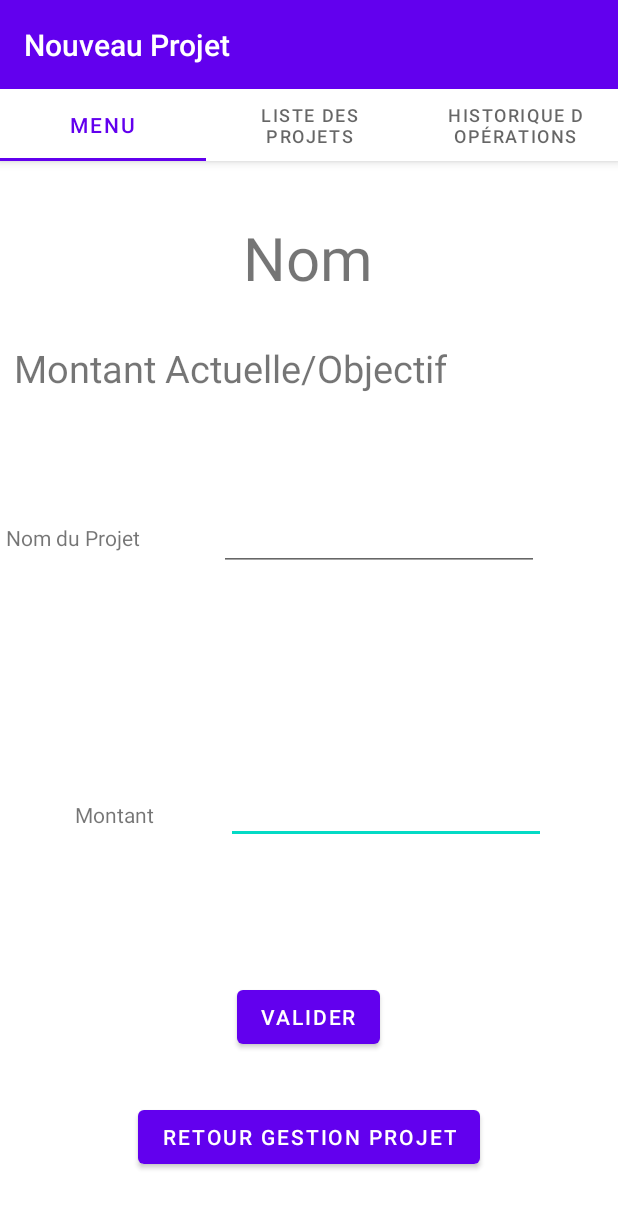
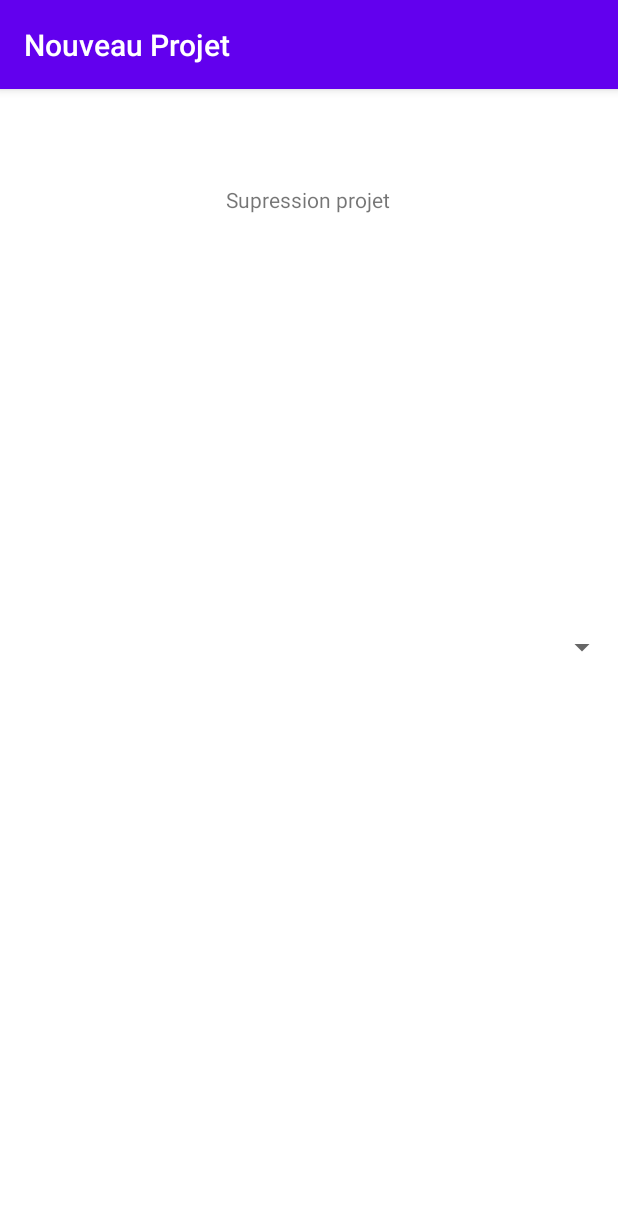
Before and after one commit to 777Leinad77/my-piggy-bank, an Android app: the GestionProjet screen opened directly, with no data from a screen before it, on a phone screen of 412 x 824 dp. Shown: the top 1208 px of the screen. Run offline under Robolectric (Android 15) with nearby library versions, the phone set to English and light mode, and no system bars; 2 statements that could not run were skipped.

Commit message:
vouveux projet

```diff
--- a/ProjetBudget/app/src/main/AndroidManifest.xml
+++ b/ProjetBudget/app/src/main/AndroidManifest.xml
@@ -16,7 +16,7 @@
             android:name=".projet.ProjetModif"
             android:exported="false" />
         <activity
-            android:name=".depense.OperationInfo"
+            android:name=".operation.OperationInfo"
             android:exported="false" />
         <activity
             android:name=".projet.ProjetInfo"
--- a/ProjetBudget/app/src/main/java/com/example/projetbudget/activity/GestionDepense.java
+++ b/ProjetBudget/app/src/main/java/com/example/projetbudget/activity/GestionDepense.java
@@ -5,19 +5,18 @@ import android.os.Bundle;
 import androidx.appcompat.app.AppCompatActivity;
 import androidx.viewpager.widget.ViewPager;
 
-import com.example.projetbudget.databinding.GestionDepenseBinding;
-import com.example.projetbudget.depense.SectionsPagerGestionDepense;
-import com.google.android.material.tabs.TabLayout;
+import com.example.projetbudget.databinding.GestionOperationBinding;
+import com.example.projetbudget.operation.SectionsPagerGestionDepense;
 
 public class GestionDepense extends AppCompatActivity {
 
-    private GestionDepenseBinding binding3;
+    private GestionOperationBinding binding3;
 
     @Override
     protected void onCreate(Bundle savedInstanceState) {
         super.onCreate(savedInstanceState);
 
-        binding3 = GestionDepenseBinding.inflate(getLayoutInflater());
+        binding3 = GestionOperationBinding.inflate(getLayoutInflater());
         setContentView(binding3.getRoot());
 
         SectionsPagerGestionDepense SectionsPagerGestionDepense = new SectionsPagerGestionDepense(this, getSupportFragmentManager());
--- a/ProjetBudget/app/src/main/java/com/example/projetbudget/depense/GainDepense.java
+++ b/ProjetBudget/app/src/main/java/com/example/projetbudget/operation/GainDepense.java
@@ -1,4 +1,4 @@
-package com.example.projetbudget.depense;
+package com.example.projetbudget.operation;
 
 import android.content.Intent;
 import android.os.Bundle;
--- a/ProjetBudget/app/src/main/java/com/example/projetbudget/depense/OperationInfo.java
+++ b/ProjetBudget/app/src/main/java/com/example/projetbudget/operation/OperationInfo.java
@@ -1,4 +1,4 @@
-package com.example.projetbudget.depense;
+package com.example.projetbudget.operation;
 
 import androidx.appcompat.app.AppCompatActivity;
 
--- a/ProjetBudget/app/src/main/java/com/example/projetbudget/depense/SectionsPagerGestionDepense.java
+++ b/ProjetBudget/app/src/main/java/com/example/projetbudget/operation/SectionsPagerGestionDepense.java
@@ -1,4 +1,4 @@
-package com.example.projetbudget.depense;
+package com.example.projetbudget.operation;
 
 import android.content.Context;
 
--- a/ProjetBudget/app/src/main/java/com/example/projetbudget/projet/CreationProjetBiss.java
+++ /dev/null
@@ -1,79 +0,0 @@
-package com.example.projetbudget.projet;
-
-import android.content.Intent;
-import android.os.Bundle;
-import android.view.LayoutInflater;
-import android.view.View;
-import android.view.ViewGroup;
-import android.widget.Button;
-import android.widget.TextView;
-
-import androidx.annotation.NonNull;
-import androidx.fragment.app.Fragment;
-
-import com.example.projetbudget.R;
-import com.example.projetbudget.databinding.CreationProjetBinding;
-
-
-/**
- * A placeholder fragment containing a simple view.
- */
-public class CreationProjetBiss extends Fragment {
-
-    private static final String ARG_SECTION_NUMBER = "section_number";
-
-    private CreationProjetBinding binding;
-    Intent intent;
-    TextView nom, actuelle, objectif;
-    Button cp;
-
-    public static CreationProjetBiss newInstance(int index) {
-        CreationProjetBiss fragment = new CreationProjetBiss();
-        Bundle bundle = new Bundle();
-        bundle.putInt(ARG_SECTION_NUMBER, index);
-        fragment.setArguments(bundle);
-        return fragment;
-    }
-
-    @Override
-    public View onCreateView(
-            @NonNull LayoutInflater inflater, ViewGroup container,
-            Bundle savedInstanceState) {
-
-        intent = new Intent(getContext(), com.example.projetbudget.ui.main.PlaceholderFragment1.class);
-        View rootView = inflater.inflate(R.layout.creation_projet, container, false);
-
-        /*nom = rootView.findViewById(R.id.TVNomProjBiss);
-        actuelle = rootView.findViewById(R.id.TVMontActuProjBiss);
-        objectif = rootView.findViewById(R.id.TVObjectProjBiss);*/
-
-        cp = rootView.findViewById(R.id.gd);
-        cp.setOnClickListener(new View.OnClickListener() {
-            @Override
-            public void onClick(View v) {
-                if (v == cp) {
-                    startActivity(intent);
-                }
-            }
-
-        });
-
-        return rootView;
-    }
-
-    /*private void getData() {
-        if (getIntent().hasExtra("data1") && getIntent().hasExtra("data2") && getIntent().hasExtra("data3")){
-
-        }
-    }
-
-    private  void setData() {
-
-    }*/
-
-    @Override
-    public void onDestroyView() {
-        super.onDestroyView();
-        binding = null;
-    }
-}
--- a/ProjetBudget/app/src/main/java/com/example/projetbudget/projet/SectionsPagerGestionProjet.java
+++ b/ProjetBudget/app/src/main/java/com/example/projetbudget/projet/SectionsPagerGestionProjet.java
@@ -26,12 +26,9 @@ public class SectionsPagerGestionProjet extends FragmentPagerAdapter {
     public Fragment getItem(int position) {
         // getItem is called to instantiate the fragment for the given page.
         // Return a PlaceholderFragment (defined as a static inner class below).
-        if (position == 0) {
-            return CreationProjetBiss.newInstance(0);
-        } else if (position == 1) {
-            return SuppressionProjet.newInstance(1);
-        }
-        return ModificationProjet.newInstance(2);
+
+        return SuppressionProjet.newInstance(0);
+
     }
 
     @Nullable
--- a/ProjetBudget/app/src/main/res/layout/activity_operation_info.xml
+++ b/ProjetBudget/app/src/main/res/layout/activity_operation_info.xml
@@ -4,7 +4,7 @@
     xmlns:tools="http://schemas.android.com/tools"
     android:layout_width="match_parent"
     android:layout_height="match_parent"
-    tools:context=".depense.OperationInfo">
+    tools:context=".operation.OperationInfo">
 
     <androidx.cardview.widget.CardView
         android:layout_width="wrap_content"
--- a/ProjetBudget/app/src/main/res/layout/activity_projet_modif.xml
+++ b/ProjetBudget/app/src/main/res/layout/activity_projet_modif.xml
@@ -30,7 +30,7 @@
         android:id="@+id/BProjSupp"
         android:layout_width="wrap_content"
         android:layout_height="wrap_content"
-        android:text="Supretion du projet"
+        android:text="Supression du projet"
         app:layout_constraintEnd_toEndOf="parent"
         app:layout_constraintStart_toStartOf="parent"
         app:layout_constraintTop_toBottomOf="@+id/ETModifiNom" />
--- a/ProjetBudget/app/src/main/res/layout/creation_projet.xml
+++ /dev/null
@@ -1,141 +0,0 @@
-<?xml version="1.0" encoding="utf-8"?>
-<androidx.constraintlayout.widget.ConstraintLayout
-    xmlns:android="http://schemas.android.com/apk/res/android"
-    xmlns:app="http://schemas.android.com/apk/res-auto"
-    xmlns:tools="http://schemas.android.com/tools"
-    android:id="@+id/CLProjetBiss"
-    android:layout_width="match_parent"
-    android:layout_height="match_parent"
-    tools:context="com.example.projetbudget.projet.CreationProjetBiss">
-
-    <TextView
-        android:id="@+id/creationprojet"
-        android:layout_width="0dp"
-        android:layout_height="0dp"
-        app:layout_constraintBottom_toBottomOf="parent"
-        app:layout_constraintEnd_toEndOf="parent"
-        app:layout_constraintHorizontal_bias="1.0"
-        app:layout_constraintLeft_toLeftOf="parent"
-        app:layout_constraintStart_toStartOf="parent"
-        app:layout_constraintTop_toTopOf="@+id/CLProjetBiss"
-        app:layout_constraintVertical_bias="0.0"
-        tools:layout_constraintLeft_creator="1"
-        tools:layout_constraintTop_creator="1" />
-
-    <Button
-        android:id="@+id/gd"
-        android:layout_width="wrap_content"
-        android:layout_height="wrap_content"
-        android:text="Retour Gestion Projet"
-        app:layout_constraintBottom_toBottomOf="parent"
-        app:layout_constraintEnd_toEndOf="parent"
-        app:layout_constraintStart_toStartOf="@+id/creationprojet"
-        app:layout_constraintTop_toTopOf="@+id/creationprojet"
-        app:layout_constraintVertical_bias="0.937" />
-
-    <TextView
-        android:id="@+id/TVNomProjBiss"
-        android:layout_width="wrap_content"
-        android:layout_height="wrap_content"
-        android:text="Nom"
-        android:textSize="40sp"
-        app:layout_constraintBottom_toBottomOf="parent"
-        app:layout_constraintEnd_toEndOf="parent"
-        app:layout_constraintHorizontal_bias="0.498"
-        app:layout_constraintStart_toStartOf="parent"
-        app:layout_constraintTop_toTopOf="parent"
-        app:layout_constraintVertical_bias="0.056" />
-
-    <TextView
-        android:id="@+id/textView4"
-        android:layout_width="wrap_content"
-        android:layout_height="wrap_content"
-        android:text="Nom du Projet"
-        app:layout_constraintBottom_toTopOf="@+id/editTextNumber"
-        app:layout_constraintEnd_toEndOf="parent"
-        app:layout_constraintHorizontal_bias="0.012"
-        app:layout_constraintStart_toStartOf="parent"
-        app:layout_constraintTop_toBottomOf="@+id/TVNomProjBiss"
-        app:layout_constraintVertical_bias="0.502" />
-
-    <TextView
-        android:id="@+id/textView5"
-        android:layout_width="wrap_content"
-        android:layout_height="wrap_content"
-        android:text="Montant"
-        app:layout_constraintBottom_toTopOf="@+id/gd"
-        app:layout_constraintEnd_toStartOf="@+id/editTextNumber"
-        app:layout_constraintHorizontal_bias="0.509"
-        app:layout_constraintStart_toStartOf="@+id/creationprojet"
-        app:layout_constraintTop_toBottomOf="@+id/textView4"
-        app:layout_constraintVertical_bias="0.477" />
-
-    <EditText
-        android:id="@+id/editTextNumber"
-        android:layout_width="wrap_content"
-        android:layout_height="wrap_content"
-        android:ems="10"
-        android:inputType="number"
-        app:layout_constraintBottom_toTopOf="@+id/gd"
-        app:layout_constraintEnd_toEndOf="parent"
-        app:layout_constraintHorizontal_bias="0.758"
-        app:layout_constraintStart_toStartOf="parent"
-        app:layout_constraintTop_toBottomOf="@+id/TVNomProjBiss"
-        app:layout_constraintVertical_bias="0.651" />
-
-    <EditText
-        android:id="@+id/editTextTextPersonName"
-        android:layout_width="wrap_content"
-        android:layout_height="wrap_content"
-        android:ems="10"
-        android:inputType="textPersonName"
-        app:layout_constraintBottom_toTopOf="@+id/editTextNumber"
-        app:layout_constraintEnd_toEndOf="parent"
-        app:layout_constraintStart_toEndOf="@+id/textView4"
-        app:layout_constraintTop_toBottomOf="@+id/TVNomProjBiss" />
-
-    <Button
-        android:id="@+id/button2"
-        android:layout_width="wrap_content"
-        android:layout_height="wrap_content"
-        android:text="valider"
-        app:layout_constraintBottom_toBottomOf="@+id/creationprojet"
-        app:layout_constraintEnd_toEndOf="@+id/creationprojet"
-        app:layout_constraintHorizontal_bias="0.498"
-        app:layout_constraintStart_toStartOf="@+id/creationprojet"
-        app:layout_constraintTop_toTopOf="@+id/creationprojet"
-        app:layout_constraintVertical_bias="0.818" />
-
-    <TextView
-        android:id="@+id/TVMontActuProjBiss"
-        android:layout_width="wrap_content"
-        android:layout_height="wrap_content"
-        android:text="Montant Actuelle"
-        android:textSize="25sp"
-        app:layout_constraintBottom_toBottomOf="@+id/slach"
-        app:layout_constraintEnd_toStartOf="@+id/slach"
-        app:layout_constraintTop_toTopOf="@+id/slach" />
-
-    <TextView
-        android:id="@+id/slach"
-        android:layout_width="wrap_content"
-        android:layout_height="wrap_content"
-        android:text="/"
-        android:textSize="25sp"
-        app:layout_constraintBottom_toBottomOf="@+id/creationprojet"
-        app:layout_constraintEnd_toEndOf="parent"
-        app:layout_constraintStart_toStartOf="parent"
-        app:layout_constraintTop_toBottomOf="@+id/TVNomProjBiss"
-        app:layout_constraintVertical_bias="0.050000012" />
-
-    <TextView
-        android:id="@+id/TVObjectProjBiss"
-        android:layout_width="wrap_content"
-        android:layout_height="wrap_content"
-        android:text="Objectif"
-        android:textSize="25sp"
-        app:layout_constraintBottom_toBottomOf="@+id/slach"
-        app:layout_constraintStart_toEndOf="@+id/slach"
-        app:layout_constraintTop_toTopOf="@+id/slach" />
-
-</androidx.constraintlayout.widget.ConstraintLayout>
--- a/ProjetBudget/app/src/main/res/layout/gestion_projet.xml
+++ b/ProjetBudget/app/src/main/res/layout/gestion_projet.xml
@@ -23,14 +23,6 @@
             android:text="Nouveau Projet"
             android:textAppearance="@style/TextAppearance.Widget.AppCompat.Toolbar.Title" />
 
-        <com.google.android.material.tabs.TabLayout
-            android:id="@+id/tab300"
-            android:layout_width="match_parent"
-            android:layout_height="wrap_content"
-            android:visibility="visible"
-            tools:ignore="SpeakableTextPresentCheck"
-            tools:visibility="visible" />
-
     </com.google.android.material.appbar.AppBarLayout>
 
     <androidx.viewpager.widget.ViewPager
```
